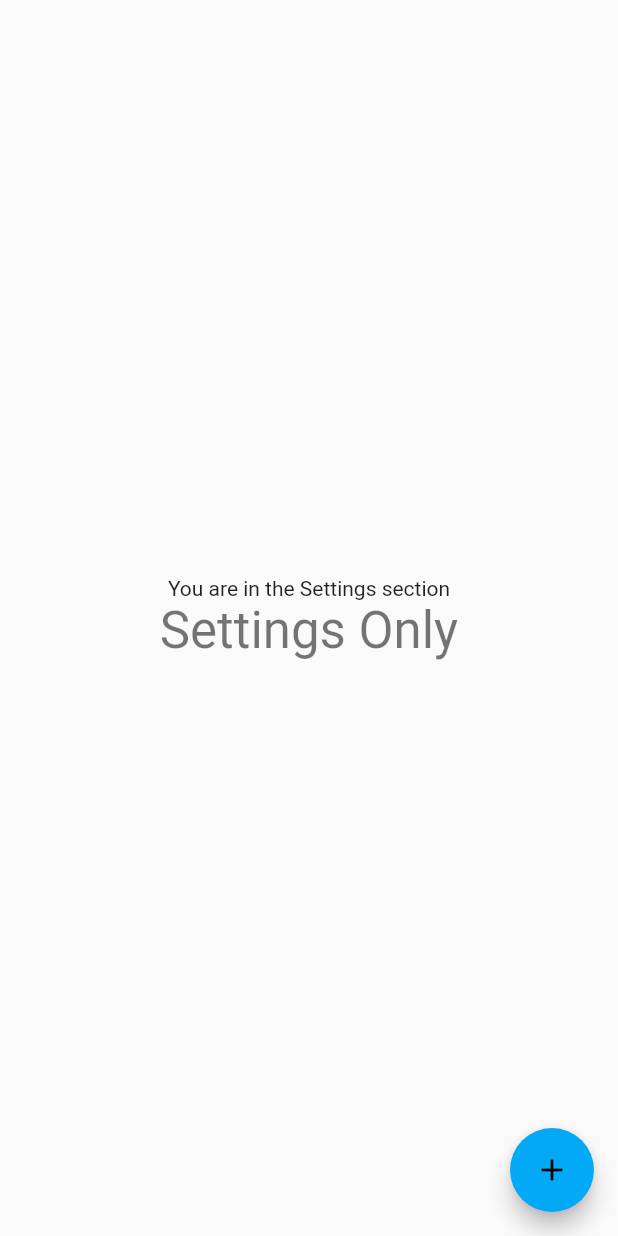
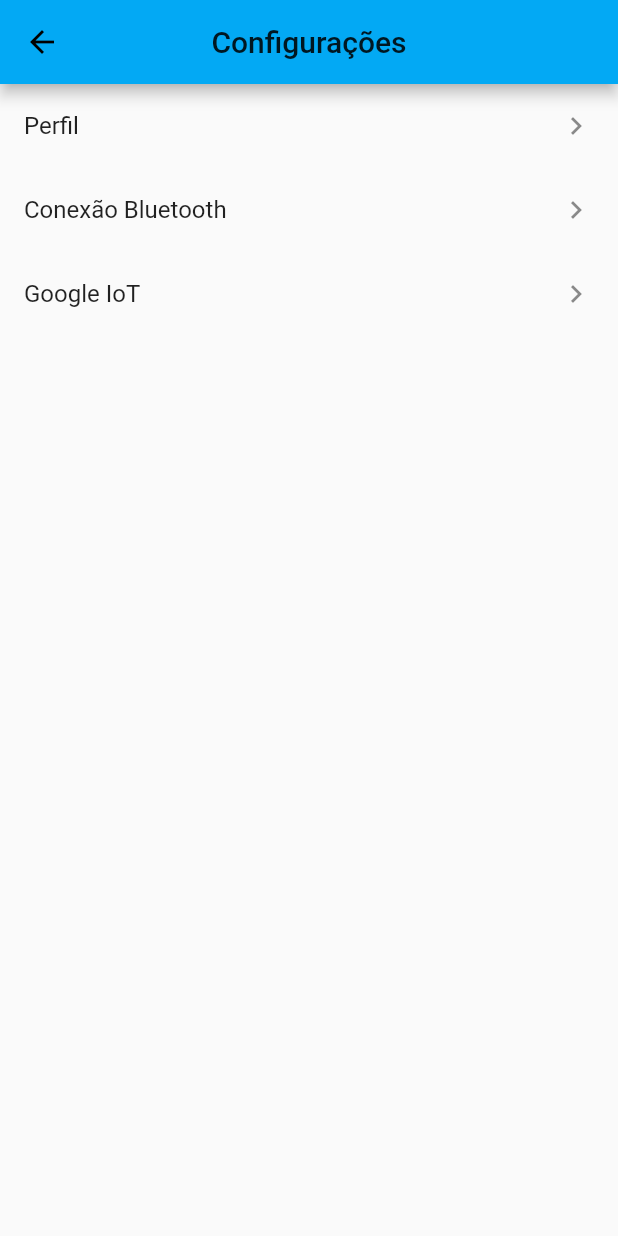
Before and after one commit to zenetoshl/dog_led, a Flutter app: the SettingsHome screen opened directly, on a phone screen of 412 x 824 dp. Run offline on Flutter 3.47's test engine with Material 2 defaults, Android fonts, the phone set to English and light mode, and no system bars; our stand-ins replace google_maps_flutter, location, shared_preferences; accounts and stored records are empty; statements that could not run were skipped.

Commit message:
new settings screen

```diff
--- a/lib/maps.dart
+++ b/lib/maps.dart
@@ -17,7 +17,7 @@ class MapsHomeState extends State<MapsHome>
   Completer<GoogleMapController> _controller = Completer();
   var mark = Marker(
       position: LatLng(37.42796133580664, -122.085749655962),
-      markerId: MarkerId('olaa'),
+      markerId: MarkerId('Seu pet está aqui'),
       icon: BitmapDescriptor.defaultMarkerWithHue(BitmapDescriptor.hueRed));
   final Set<Marker> markerSet = new Set();
   String title = '<Meu Pet>';
@@ -107,15 +107,13 @@ class MapsHomeState extends State<MapsHome>
 
   _read() async {
         final prefs = await SharedPreferences.getInstance();
-        final key = 'my_int_key';
+        final key = 'saved_name';
         final String newString = prefs.getString(key) ?? '';
         if(newString != '')
         setState(() {
           title = prefs.getString(key);
         });
-        print('read: $title');
       }
-
   @override
   bool get wantKeepAlive => true;
 }
--- a/lib/settings.dart
+++ b/lib/settings.dart
@@ -10,37 +10,96 @@ class SettingsHome extends StatefulWidget {
 }
 
 class SettingsHomeState extends State<SettingsHome> {
-  String newName;
+  String newName = '';
+
+  @override
+  void initState() {
+    super.initState();
+  }
 
   @override
   Widget build(BuildContext context) {
     return Scaffold(
-      body: Center(
+      appBar: AppBar(
+        title: Text('Configurações'),
+        centerTitle: true,
+      ),
+      body: ListView(
+        children: <Widget>[
+          ListTile(
+            title: Text('Perfil'),
+            onTap: () {/*ir para a pagina do perfil*/},
+            trailing: Icon(Icons.chevron_right),
+          ),
+          ListTile(
+            title: Text('Conexão Bluetooth'),
+            onTap: () {/*ir para a pagina de conexão bluetooth*/},
+            trailing: Icon(Icons.chevron_right),
+          ),
+          ListTile(
+            title: Text('Google IoT'),
+            onTap: () {/*ir para a pagina de configuração do google IoT*/},
+            trailing: Icon(Icons.chevron_right),
+          ),
+        ],
+      ),
+    );
+  }
+}
+
+/*
+Center(
   child: Column(
-          mainAxisAlignment: MainAxisAlignment.center,
     children: <Widget>[
-            Text(
-              'You are in the Settings section',
+      SizedBox(
+        height: 100,
       ),
-            Text(
-              'Settings Only',
-              style: Theme.of(context).textTheme.display1,
+      Row(
+        children: <Widget>[
+          SizedBox(width: 20,),
+          SizedBox(
+            width: 200,
+            height: 35,
+            child: TextField(
+              onChanged: (text) {
+                setState(() {
+                  newName = text;
+                });
+              },
+              enabled: editable,
+              decoration: InputDecoration(
+                border: OutlineInputBorder(gapPadding: 6.0),
+                focusColor: Colors.green,
+                labelText: 'Novo Nome',
+              ),
+            ),
+          ),
+          IconButton(
+            icon: Icon(editable ? Icons.save : Icons.edit),
+            onPressed: () {
+              if(editable)
+                _save();
+              setState(() {
+                editable = editable ? false : true;
+              });
+            },
+          ),
+        ],
+      ),
+      FlatButton(
+        child: Text('Conectar via Bluetooth'),
+        onPressed: () {},
       ),
     ],
   ),
 ),
-      floatingActionButton: FloatingActionButton(
-        onPressed: _save,
-        tooltip: 'Increment',
-        child: Icon(Icons.add),
-      ),
-    );
-  }
+*/
 
+/*
  _save() async {
   final prefs = await SharedPreferences.getInstance();
-    final key = 'my_int_key';
+  final key = 'saved_name';
   final value = newName ?? null;
-    if (value == null) prefs.setString(key, value);
+  if (value != null) prefs.setString(key, value);
 }
-}
+*/
```
Also changed, not shown: lib/bluetooth_config.dart (added), lib/iot_config.dart (added), lib/perfil.dart (added). Lines whose indentation alone changed are shown as unchanged.
